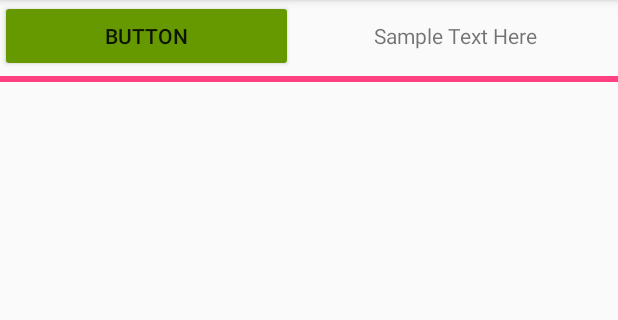
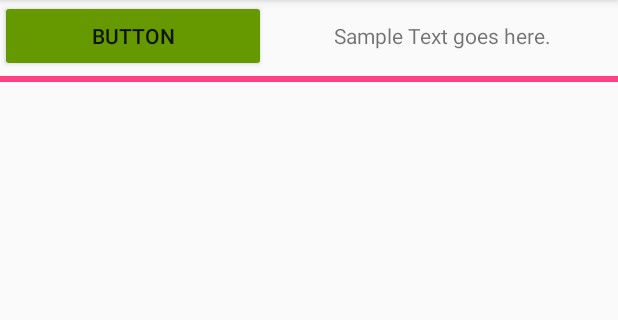
Before and after one commit to HundredVisionsGuy/JacksonBottomApp, an Android app: the screen it shows after launch (MainActivity), on a phone screen of 412 x 824 dp, the part 84-404 px from its top. Run offline under Robolectric (Android 15) with nearby library versions, the phone set to English and light mode, and no system bars.

Commit message:
modifying sample text string

```diff
--- a/app/src/main/res/layout/activity_main.xml
+++ b/app/src/main/res/layout/activity_main.xml
@@ -30,7 +30,7 @@
                     android:layout_weight=".5" />
 
                 <TextView
-                    android:text="Sample Text Here"
+                    android:text="@string/sample_text"
                     android:layout_width="wrap_content"
                     android:layout_height="match_parent"
                     android:id="@+id/text_displayentry"
--- a/app/src/main/res/values/strings.xml
+++ b/app/src/main/res/values/strings.xml
@@ -1,3 +1,4 @@
 <resources>
     <string name="app_name">JacksonBottom</string>
+    <string name="sample_text">Sample Text goes here.</string>
 </resources>
```
